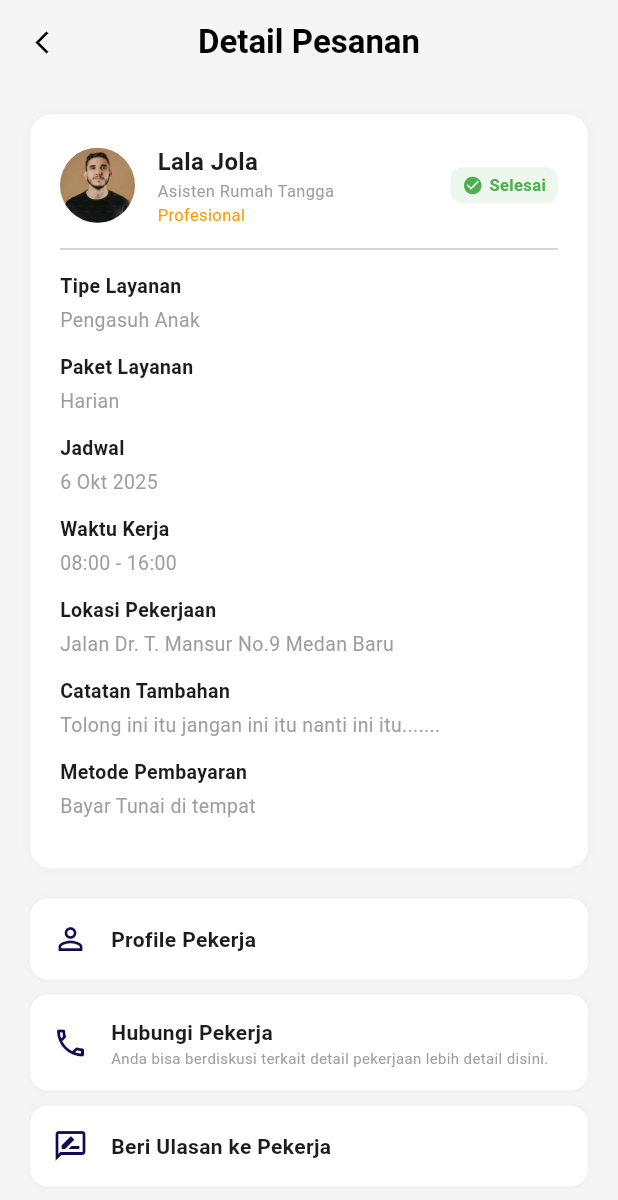
After one commit to FerdiFachrezi/mockpemob, a Flutter app: the MainNav screen opened directly, item 3 of the bottom bar chosen, after a tap on "Lihat Detail >", on a phone screen of 412 x 824 dp. The commit adds this screen. Shown: the top 1200 px of the screen. Run offline on Flutter 3.47's test engine with Material 3 defaults, Android fonts, the phone set to English and light mode, and no system bars.

Commit message:
Menambahkan fitur Pesanan: List Riwayat, Detail, Edit, dan Pembatalan

```diff
--- a/lib/main_nav.dart
+++ b/lib/main_nav.dart
@@ -2,6 +2,7 @@ import 'package:flutter/material.dart';
 import 'components.dart';
 import 'home_page.dart';
 import 'profile_page.dart';
+import 'orders_page.dart'; // <--- IMPORT HALAMAN BARU
 
 class MainNav extends StatefulWidget {
   const MainNav({super.key});
@@ -13,12 +14,11 @@ class MainNav extends StatefulWidget {
 class _MainNavState extends State<MainNav> {
   int _selectedIndex = 0;
 
-  // Daftar halaman yang akan ditampilkan
   final List<Widget> _pages = [
-    const HomePage(),                       // Index 0: Beranda
-    const Center(child: Text("Pencarian")), // Index 1: Placeholder
-    const Center(child: Text("Pesanan")),   // Index 2: Placeholder
-    const ProfilePage(),                    // Index 3: Profil
+    const HomePage(),
+    const Center(child: Text("Pencarian")),
+    const OrdersPage(), // <--- GANTI PLACEHOLDER DENGAN HALAMAN PESANAN
+    const ProfilePage(),
   ];
 
   void _onItemTapped(int index) {
@@ -30,15 +30,15 @@ class _MainNavState extends State<MainNav> {
   @override
   Widget build(BuildContext context) {
     return Scaffold(
-      body: _pages[_selectedIndex], // Menampilkan halaman sesuai index
+      body: _pages[_selectedIndex],
       bottomNavigationBar: BottomNavigationBar(
-        type: BottomNavigationBarType.fixed, // Agar semua icon muncul labelnya
+        type: BottomNavigationBarType.fixed,
         currentIndex: _selectedIndex,
-        selectedItemColor: kPrimaryColor, // Warna icon aktif (Biru Tua)
-        unselectedItemColor: Colors.grey, // Warna icon tidak aktif
+        selectedItemColor: kPrimaryColor,
+        unselectedItemColor: Colors.grey,
         onTap: _onItemTapped,
-        showUnselectedLabels: false, // Sesuai desain, label non-aktif biasanya hidden atau kecil
-        showSelectedLabels: false,   // Di gambar tidak ada label teks, hanya icon
+        showUnselectedLabels: false,
+        showSelectedLabels: false,
         items: const [
           BottomNavigationBarItem(
             icon: Icon(Icons.home_outlined, size: 28),
@@ -49,8 +49,10 @@ class _MainNavState extends State<MainNav> {
             icon: Icon(Icons.search, size: 28),
             label: 'Search',
           ),
+          // Ikon Pesanan (Dokumen/List)
           BottomNavigationBarItem(
-            icon: Icon(Icons.text_snippet_outlined, size: 28),
+            icon: Icon(Icons.description_outlined, size: 28), // Menggunakan icon dokumen
+            activeIcon: Icon(Icons.description, size: 28),
             label: 'Orders',
           ),
           BottomNavigationBarItem(
--- /dev/null
+++ b/lib/order_detail_page.dart
@@ -0,0 +1,226 @@
+import 'package:flutter/material.dart';
+import 'components.dart';
+import 'edit_order_page.dart';
+
+class OrderDetailPage extends StatelessWidget {
+  final String status; // Menerima status dari list
+  const OrderDetailPage({super.key, required this.status});
+
+  @override
+  Widget build(BuildContext context) {
+    // Tentukan warna status
+    Color statusColor = (status == "Selesai") ? Colors.green
+        : (status == "Diproses") ? Colors.orange
+        : Colors.red;
+
+    return Scaffold(
+      backgroundColor: const Color(0xFFF5F5F5),
+      appBar: AppBar(
+        title: const Text("Detail Pesanan", style: TextStyle(color: Colors.black, fontWeight: FontWeight.bold)),
+        centerTitle: true,
+        backgroundColor: Colors.transparent,
+        elevation: 0,
+        leading: IconButton(
+          icon: const Icon(Icons.arrow_back_ios_new, color: Colors.black, size: 18),
+          onPressed: () => Navigator.pop(context),
+        ),
+      ),
+      body: SingleChildScrollView(
+        padding: const EdgeInsets.all(20),
+        child: Column(
+          children: [
+            // --- KARTU DETAIL UTAMA ---
+            Container(
+              padding: const EdgeInsets.all(20),
+              decoration: BoxDecoration(
+                color: Colors.white,
+                borderRadius: BorderRadius.circular(15),
+                boxShadow: [BoxShadow(color: Colors.grey.withOpacity(0.1), blurRadius: 5)],
+              ),
+              child: Column(
+                crossAxisAlignment: CrossAxisAlignment.start,
+                children: [
+                  Row(
+                    children: [
+                      const CircleAvatar(radius: 25, backgroundImage: AssetImage('assets/images/avatar_placeholder.png')),
+                      const SizedBox(width: 15),
+                      Expanded(
+                        child: Column(
+                          crossAxisAlignment: CrossAxisAlignment.start,
+                          children: [
+                            const Text("Lala Jola", style: TextStyle(fontWeight: FontWeight.bold, fontSize: 16)),
+                            const Text("Asisten Rumah Tangga", style: TextStyle(fontSize: 11, color: Colors.grey)),
+                            const Text("Profesional", style: TextStyle(fontSize: 11, color: Colors.orange)),
+                          ],
+                        ),
+                      ),
+                      Container(
+                        padding: const EdgeInsets.symmetric(horizontal: 8, vertical: 4),
+                        decoration: BoxDecoration(color: statusColor.withOpacity(0.1), borderRadius: BorderRadius.circular(8)),
+                        child: Row(
+                          children: [
+                            Icon(Icons.check_circle, color: statusColor, size: 14), // Icon dummy
+                            const SizedBox(width: 4),
+                            Text(status, style: TextStyle(color: statusColor, fontWeight: FontWeight.bold, fontSize: 11)),
+                          ],
+                        ),
+                      )
+                    ],
+                  ),
+                  const Divider(height: 30),
+
+                  _buildDetailRow("Tipe Layanan", "Pengasuh Anak"),
+                  _buildDetailRow("Paket Layanan", "Harian"),
+                  _buildDetailRow("Jadwal", "6 Okt 2025"),
+                  _buildDetailRow("Waktu Kerja", "08:00 - 16:00"),
+                  _buildDetailRow("Lokasi Pekerjaan", "Jalan Dr. T. Mansur No.9 Medan Baru"),
+                  _buildDetailRow("Catatan Tambahan", "Tolong ini itu jangan ini itu nanti ini itu......."),
+                  _buildDetailRow("Metode Pembayaran", "Bayar Tunai di tempat"),
+                ],
+              ),
+            ),
+            const SizedBox(height: 20),
+
+            // --- MENU AKSI (Profile, Hubungi, Ulasan) ---
+            _buildActionTile(Icons.person_outline, "Profile Pekerja"),
+            const SizedBox(height: 10),
+            _buildActionTile(Icons.phone_outlined, "Hubungi Pekerja", subtitle: "Anda bisa berdiskusi terkait detail pekerjaan lebih detail disini."),
+            const SizedBox(height: 10),
+            _buildActionTile(Icons.rate_review_outlined, "Beri Ulasan ke Pekerja"),
+
+            const SizedBox(height: 30),
+
+            // --- TOMBOL BAWAH (Hanya muncul jika status Diproses) ---
+            if (status == "Diproses")
+              Row(
+                children: [
+                  Expanded(
+                    child: ElevatedButton(
+                      onPressed: () => _showCancelModal(context),
+                      style: ElevatedButton.styleFrom(
+                        backgroundColor: kPrimaryColor,
+                        padding: const EdgeInsets.symmetric(vertical: 15),
+                        shape: RoundedRectangleBorder(borderRadius: BorderRadius.circular(15)),
+                      ),
+                      child: const Text("Batalkan Pesanan", style: TextStyle(color: Colors.white)),
+                    ),
+                  ),
+                  const SizedBox(width: 15),
+                  Expanded(
+                    child: OutlinedButton(
+                      onPressed: () {
+                         Navigator.push(context, MaterialPageRoute(builder: (context) => const EditOrderPage()));
+                      },
+                      style: OutlinedButton.styleFrom(
+                        padding: const EdgeInsets.symmetric(vertical: 15),
+                        side: const BorderSide(color: kPrimaryColor),
+                        shape: RoundedRectangleBorder(borderRadius: BorderRadius.circular(15)),
+                      ),
+                      child: const Text("Edit Pesanan", style: TextStyle(color: kPrimaryColor)),
+                    ),
+                  ),
+                ],
+              ),
+          ],
+        ),
+      ),
+    );
+  }
+
+  Widget _buildDetailRow(String label, String value) {
+    return Padding(
+      padding: const EdgeInsets.only(bottom: 12),
+      child: Column(
+        crossAxisAlignment: CrossAxisAlignment.start,
+        children: [
+          Text(label, style: const TextStyle(fontWeight: FontWeight.bold, fontSize: 13)),
+          const SizedBox(height: 4),
+          Text(value, style: const TextStyle(fontSize: 13, color: Colors.grey)),
+        ],
+      ),
+    );
+  }
+
+  Widget _buildActionTile(IconData icon, String title, {String? subtitle}) {
+    return Container(
+      padding: const EdgeInsets.all(15),
+      decoration: BoxDecoration(color: Colors.white, borderRadius: BorderRadius.circular(12), boxShadow: [BoxShadow(color: Colors.grey.withOpacity(0.1), blurRadius: 3)]),
+      child: Row(
+        children: [
+          Icon(icon, color: kPrimaryColor),
+          const SizedBox(width: 15),
+          Expanded(
+            child: Column(
+              crossAxisAlignment: CrossAxisAlignment.start,
+              children: [
+                Text(title, style: const TextStyle(fontWeight: FontWeight.bold)),
+                if (subtitle != null) Text(subtitle, style: const TextStyle(fontSize: 10, color: Colors.grey)),
+              ],
+            ),
+          )
+        ],
+      ),
+    );
+  }
+
+  // --- MODAL PEMBATALAN ---
+  void _showCancelModal(BuildContext context) {
+    showModalBottomSheet(
+      context: context,
+      shape: const RoundedRectangleBorder(borderRadius: BorderRadius.vertical(top: Radius.circular(20))),
+      builder: (context) {
+        // Variable lokal untuk radio button
+        String? selectedReason = "Pekerja tidak membalas";
+
+        return StatefulBuilder(
+          builder: (context, setState) {
+            return Container(
+              padding: const EdgeInsets.all(20),
+              height: 400,
+              child: Column(
+                crossAxisAlignment: CrossAxisAlignment.start,
+                children: [
+                  Center(child: Container(width: 40, height: 4, color: Colors.black, margin: const EdgeInsets.only(bottom: 20))),
+                  const Center(child: Text("Pilih Alasan Pembatalan", style: TextStyle(fontSize: 18, fontWeight: FontWeight.bold))),
+                  const SizedBox(height: 10),
+                  const Text("Mohon pilih alasan pembatalan dan menunggu respon pekerja", textAlign: TextAlign.center, style: TextStyle(color: Colors.grey, fontSize: 12)),
+                  const SizedBox(height: 20),
+
+                  _buildRadioItem("Pekerja tidak membalas", selectedReason, (val) => setState(() => selectedReason = val)),
+                  _buildRadioItem("Ingin mengubah rincian & membuat pesanan", selectedReason, (val) => setState(() => selectedReason = val)),
+                  _buildRadioItem("Lainnya / Berubah Pikiran", selectedReason, (val) => setState(() => selectedReason = val)),
+
+                  const Spacer(),
+                  SizedBox(
+                    width: double.infinity,
+                    child: ElevatedButton(
+                      onPressed: () => Navigator.pop(context),
+                      style: ElevatedButton.styleFrom(
+                        backgroundColor: kPrimaryColor,
+                        padding: const EdgeInsets.symmetric(vertical: 15),
+                        shape: RoundedRectangleBorder(borderRadius: BorderRadius.circular(10)),
+                      ),
+                      child: const Text("Ajukan Pembatalan", style: TextStyle(color: Colors.white, fontSize: 16)),
+                    ),
+                  )
+                ],
+              ),
+            );
+          }
+        );
+      },
+    );
+  }
+
+  Widget _buildRadioItem(String value, String? groupValue, Function(String?) onChanged) {
+    return RadioListTile<String>(
+      title: Text(value, style: const TextStyle(fontSize: 13)),
+      value: value,
+      groupValue: groupValue,
+      onChanged: onChanged,
+      activeColor: kPrimaryColor,
+      contentPadding: EdgeInsets.zero,
+      dense: true,
+    );
+  }
+}
--- /dev/null
+++ b/lib/orders_page.dart
@@ -0,0 +1,259 @@
+import 'package:flutter/material.dart';
+import 'components.dart'; // Mengambil kPrimaryColor dari sini
+import 'order_detail_page.dart';
+import 'main.dart';
+
+class OrdersPage extends StatefulWidget {
+  const OrdersPage({super.key});
+
+  @override
+  State<OrdersPage> createState() => _OrdersPageState();
+}
+
+class _OrdersPageState extends State<OrdersPage> with SingleTickerProviderStateMixin {
+  late TabController _tabController;
+
+  @override
+  void initState() {
+    super.initState();
+    _tabController = TabController(length: 4, vsync: this);
+  }
+
+  @override
+  void dispose() {
+    _tabController.dispose();
+    super.dispose();
+  }
+
+  @override
+  Widget build(BuildContext context) {
+    return Scaffold(
+      backgroundColor: kPrimaryColor, // Ganti background scaffold agar senada saat bounce scroll
+      body: Column(
+        children: [
+          // --- HEADER ---
+          Container(
+            color: kPrimaryColor, // <--- UBAH DISINI (Sebelumnya 0xFF333333)
+            padding: const EdgeInsets.only(top: 60, bottom: 20, left: 20, right: 20),
+            width: double.infinity,
+            child: Row(
+              children: [
+                // Tombol Back (Opsional)
+                // Jika ingin disembunyikan karena ini halaman utama nav, bungkus dengan Visibility(visible: false, ...)
+                Container(
+                  padding: const EdgeInsets.all(8),
+                  decoration: const BoxDecoration(color: Colors.white, shape: BoxShape.circle),
+                  child: const Icon(Icons.arrow_back_ios_new, size: 16, color: Colors.black),
+                ),
+                Expanded(
+                  child: Center(
+                    child: Text(
+                      MyApp.isClient ? "Riwayat Pesanan" : "Daftar Pekerjaan",
+                      style: const TextStyle(color: Colors.white, fontSize: 18, fontWeight: FontWeight.bold),
+                    ),
+                  ),
+                ),
+                const SizedBox(width: 30), // Dummy spacer penyeimbang
+              ],
+            ),
+          ),
+
+          // --- TAB BAR & LIST ---
+          Expanded(
+            child: Container(
+              decoration: const BoxDecoration(
+                color: Color(0xFFF8F9FA),
+                borderRadius: BorderRadius.vertical(top: Radius.circular(30)),
+              ),
+              child: Column(
+                children: [
+                  const SizedBox(height: 20),
+                  // Judul Sub
+                  const Text("Lihat semua pesanan yang telah kamu buat.", style: TextStyle(color: Colors.grey)),
+                  const SizedBox(height: 20),
+
+                  // Tab Bar
+                  Container(
+                    margin: const EdgeInsets.symmetric(horizontal: 20),
+                    decoration: BoxDecoration(
+                      color: Colors.white,
+                      borderRadius: BorderRadius.circular(25),
+                      border: Border.all(color: Colors.grey.shade300)
+                    ),
+                    child: TabBar(
+                      controller: _tabController,
+                      indicator: BoxDecoration(
+                        borderRadius: BorderRadius.circular(25),
+                        color: Colors.white,
+                        border: Border.all(color: kPrimaryColor, width: 2)
+                      ),
+                      labelColor: kPrimaryColor,
+                      unselectedLabelColor: Colors.grey,
+                      labelStyle: const TextStyle(fontWeight: FontWeight.bold, fontSize: 12),
+                      indicatorSize: TabBarIndicatorSize.tab,
+                      dividerColor: Colors.transparent,
+                      tabs: const [
+                        Tab(text: "Semua"),
+                        Tab(text: "Diproses"),
+                        Tab(text: "Selesai"),
+                        Tab(text: "Dibatalkan"),
+                      ],
+                    ),
+                  ),
+                  const SizedBox(height: 20),
+
+                  // Isi Tab (List Pesanan)
+                  Expanded(
+                    child: TabBarView(
+                      controller: _tabController,
+                      children: [
+                        _buildOrderList(),
+                        _buildOrderList(filter: "Diproses"),
+                        _buildOrderList(filter: "Selesai"),
+                        _buildOrderList(filter: "Dibatalkan"),
+                      ],
+                    ),
+                  ),
+                ],
+              ),
+            ),
+          ),
+        ],
+      ),
+    );
+  }
+
+  Widget _buildOrderList({String? filter}) {
+    // Mock Data
+    List<Map<String, dynamic>> orders = [
+      {
+        "name": "Lala Jola",
+        "role": "Asisten Rumah Tangga",
+        "service": "Pengasuh Anak",
+        "date": "6 Okt 2025",
+        "status": "Selesai"
+      },
+      {
+        "name": "Putri Wulandari",
+        "role": "Asisten Rumah Tangga",
+        "service": "Perawat Lansia",
+        "date": "8 Okt 2025",
+        "status": "Diproses"
+      },
+      {
+        "name": "Muhammad Rizki",
+        "role": "Asisten Rumah Tangga",
+        "service": "Ahli Beres Rumah",
+        "date": "10 Okt 2025",
+        "status": "Dibatalkan"
+      },
+    ];
+
+    if (filter != null) {
+      orders = orders.where((o) => o['status'] == filter).toList();
+    }
+
+    return ListView.separated(
+      padding: const EdgeInsets.symmetric(horizontal: 20, vertical: 10),
+      itemCount: orders.length,
+      separatorBuilder: (context, index) => const SizedBox(height: 15),
+      itemBuilder: (context, index) {
+        final item = orders[index];
+        return _buildOrderCard(item);
+      },
+    );
+  }
+
+  Widget _buildOrderCard(Map<String, dynamic> item) {
+    Color statusColor;
+    IconData statusIcon;
+
+    switch (item['status']) {
+      case "Selesai":
+        statusColor = Colors.green;
+        statusIcon = Icons.check_circle;
+        break;
+      case "Diproses":
+        statusColor = Colors.orange;
+        statusIcon = Icons.access_time_filled;
+        break;
+      case "Dibatalkan":
+        statusColor = Colors.red;
+        statusIcon = Icons.cancel;
+        break;
+      default:
+        statusColor = Colors.grey;
+        statusIcon = Icons.help;
+    }
+
+    return Container(
+      padding: const EdgeInsets.all(16),
+      decoration: BoxDecoration(
+        color: Colors.white,
+        borderRadius: BorderRadius.circular(15),
+        boxShadow: [BoxShadow(color: Colors.grey.withOpacity(0.1), blurRadius: 5, offset: const Offset(0, 3))],
+      ),
+      child: Column(
+        children: [
+          Row(
+            children: [
+              const CircleAvatar(
+                radius: 20,
+                backgroundImage: AssetImage('assets/images/avatar_placeholder.png'),
+              ),
+              const SizedBox(width: 12),
+              Expanded(
+                child: Column(
+                  crossAxisAlignment: CrossAxisAlignment.start,
+                  children: [
+                    Text(item['name'], style: const TextStyle(fontWeight: FontWeight.bold, fontSize: 16)),
+                    Text(item['role'], style: const TextStyle(fontSize: 12, color: Colors.grey)),
+                  ],
+                ),
+              ),
+              Row(
+                children: [
+                  Icon(statusIcon, color: statusColor, size: 16),
+                  const SizedBox(width: 4),
+                  Text(item['status'], style: TextStyle(color: statusColor, fontWeight: FontWeight.bold, fontSize: 12)),
+                ],
+              )
+            ],
+          ),
+          const Divider(height: 24),
+          Row(
+            mainAxisAlignment: MainAxisAlignment.spaceBetween,
+            children: [
+              _buildInfoCol("Tipe Layanan", item['service']),
+              _buildInfoCol("Paket Layanan", "Harian"),
+            ],
+          ),
+          const SizedBox(height: 12),
+          Row(
+            mainAxisAlignment: MainAxisAlignment.spaceBetween,
+            children: [
+              _buildInfoCol("Tanggal Pemesanan", item['date']),
+              GestureDetector(
+                onTap: () {
+                  Navigator.push(context, MaterialPageRoute(builder: (context) => OrderDetailPage(status: item['status'])));
+                },
+                child: const Text("Lihat Detail >", style: TextStyle(color: kPrimaryColor, fontWeight: FontWeight.bold)),
+              )
+            ],
+          ),
+        ],
+      ),
+    );
+  }
+
+  Widget _buildInfoCol(String label, String value) {
+    return Column(
+      crossAxisAlignment: CrossAxisAlignment.start,
+      children: [
+        Text(label, style: const TextStyle(fontSize: 11, fontWeight: FontWeight.bold)),
+        const SizedBox(height: 2),
+        Text(value, style: const TextStyle(fontSize: 12, color: Colors.black54)),
+      ],
+    );
+  }
+}
```
Also changed, not shown: lib/edit_order_page.dart (added, +157 -0 lines).
